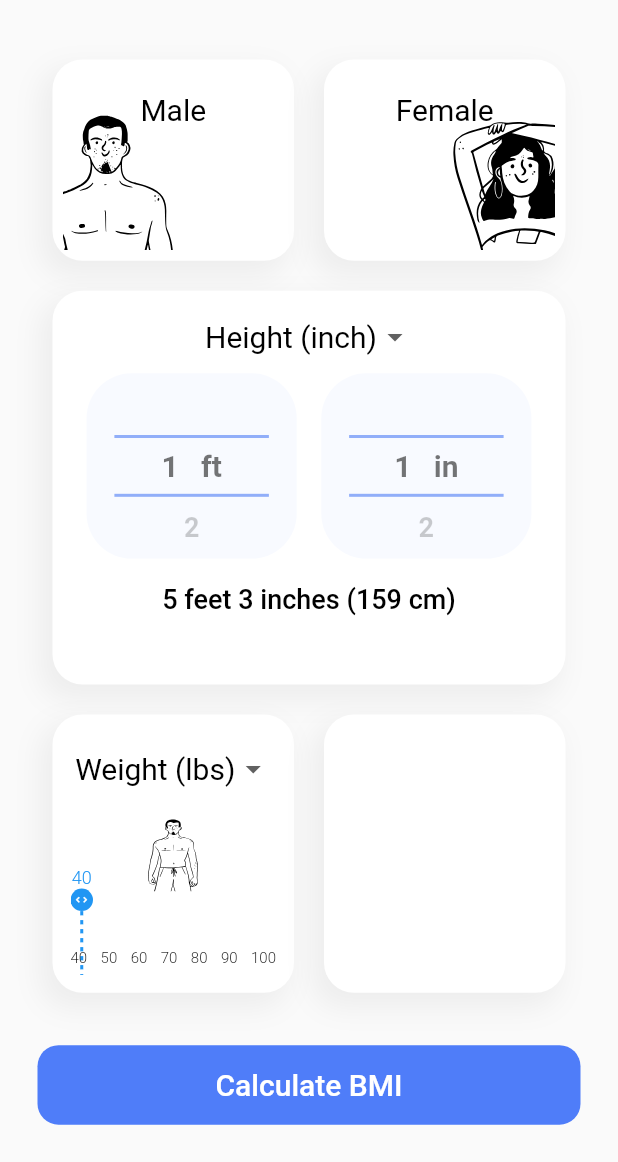
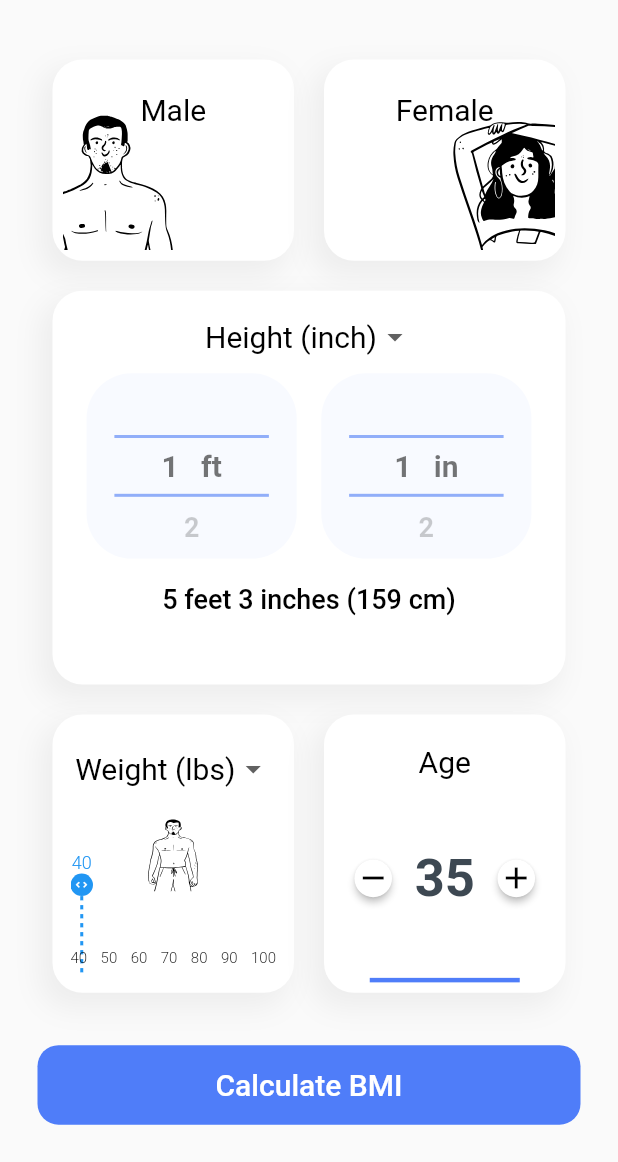
Before and after one commit to Eduar2TC/bmi-calculator, a Flutter app: the screen it shows after launch, on a phone screen of 412 x 824 dp, the part 74-1236 px from its top. Run offline on Flutter 3.47's test engine with Material 2 defaults, Android fonts, the phone set to English and light mode, and no system bars; drawn by our look-alikes of numberpicker; our stand-ins replace flutter_svg.

Commit message:
section age added

```diff
--- a/lib/main.dart
+++ b/lib/main.dart
@@ -37,6 +37,11 @@ class MyApp extends StatelessWidget {
             fontWeight: FontWeight.w500,
             color: fontColor,
           ),
+          bodyLarge: TextStyle(
+            fontSize: 35,
+            fontWeight: FontWeight.bold,
+            color: Colors.black,
+          ),
           bodyMedium: TextStyle(
             fontSize: 20,
             fontWeight: FontWeight.bold,
--- a/lib/pages/home/custom_widgets/age.dart
+++ b/lib/pages/home/custom_widgets/age.dart
@@ -0,0 +1,80 @@
+import 'package:bmi_calculator/pages/home/custom_widgets/rounded_button.dart';
+import 'package:flutter/material.dart';
+
+class Age extends StatefulWidget {
+  const Age({super.key});
+
+  @override
+  State<Age> createState() => _AgeState();
+}
+
+class _AgeState extends State<Age> {
+  int age = 35;
+  @override
+  Widget build(BuildContext context) {
+    return Column(
+      mainAxisAlignment: MainAxisAlignment.spaceAround,
+      children: [
+        const SizedBox(
+          height: 13,
+        ), //TODO: make dynamic responsive
+        Text(
+          'Age',
+          style: TextStyle(
+            fontSize: Theme.of(context).textTheme.bodyMedium!.fontSize,
+            color: Theme.of(context).textTheme.bodyMedium!.color,
+            fontWeight: FontWeight.normal,
+          ),
+        ),
+        Expanded(
+          child: Row(
+            mainAxisAlignment: MainAxisAlignment.spaceAround,
+            crossAxisAlignment: CrossAxisAlignment.center,
+            children: [
+              RoundedButton(
+                key: const Key('age_minus'),
+                iconData: Icons.remove,
+                onPress: () {
+                  setState(
+                    () {
+                      age--;
+                    },
+                  );
+                },
+              ),
+              Text(
+                age.toString(),
+                style: TextStyle(
+                  fontSize: Theme.of(context).textTheme.bodyLarge!.fontSize,
+                  color: const Color(0xFF3D4852),
+                ),
+              ),
+              RoundedButton(
+                key: const Key('age_plus'),
+                iconData: Icons.add,
+                onPress: () {
+                  setState(
+                    () {
+                      age++;
+                    },
+                  );
+                },
+              ),
+            ],
+          ),
+        ),
+        Container(
+          width: 100, //TODO: make dynamic responsive
+          decoration: const BoxDecoration(
+            border: Border(
+              bottom: BorderSide(
+                color: Color(0xFF4F7DF9),
+                width: 3,
+              ),
+            ),
+          ),
+        ),
+      ],
+    );
+  }
+}
--- /dev/null
+++ b/lib/pages/home/custom_widgets/rounded_button.dart
@@ -0,0 +1,41 @@
+import 'package:flutter/material.dart';
+
+class RoundedButton extends StatelessWidget {
+  const RoundedButton({super.key, this.iconData, this.onPress});
+  final IconData? iconData;
+  final Function()? onPress; //Function to be called when button is pressed
+  @override
+  Widget build(BuildContext context) {
+    //final keyValue = (key as ValueKey).value;
+    return TextButton(
+      onPressed: () {
+        onPress!();
+      },
+      style: const ButtonStyle(
+        minimumSize: MaterialStatePropertyAll(
+          Size(
+            25.0,
+            25.0,
+          ),
+        ),
+        iconColor: MaterialStatePropertyAll(
+          Colors.black,
+        ),
+        shape: MaterialStatePropertyAll(
+          CircleBorder(),
+        ),
+        alignment: Alignment.center,
+        padding: MaterialStatePropertyAll(EdgeInsets.zero),
+        backgroundColor: MaterialStatePropertyAll(
+          Colors.white,
+        ),
+        elevation: MaterialStatePropertyAll(
+          2.0,
+        ),
+      ),
+      child: Icon(
+        iconData,
+      ),
+    );
+  }
+}
--- a/lib/pages/home/custom_widgets/weight.dart
+++ b/lib/pages/home/custom_widgets/weight.dart
@@ -90,7 +90,7 @@ class _WeightPickerState extends State<WeightPicker> {
   //return actual width of slider to be able to slide
   double get drawingWidth {
     double totalWidth = widget.widgetWidth!;
-    return totalWidth;
+    return totalWidth - 15; //TODO: delete left and right margins
   }
 
   @override
@@ -163,7 +163,9 @@ class _WeightPickerState extends State<WeightPicker> {
       ),
     ).reversed.toList();
     return Padding(
-      padding: const EdgeInsets.only(bottom: 5.0),
+      padding: const EdgeInsets.only(
+        bottom: 5.0,
+      ),
       child: Align(
         alignment: Alignment.bottomCenter,
         child: IgnorePointer(
@@ -179,7 +181,7 @@ class _WeightPickerState extends State<WeightPicker> {
   Widget drawSlider() {
     print('sliderPosition: $sliderPosition');
     return Positioned(
-      top: 90,
+      top: 80,
       left: sliderPosition,
       child: WidthSlider(
         width: widget.width!,
@@ -195,7 +197,6 @@ class _WeightPickerState extends State<WeightPicker> {
         height: 50,
         child: SvgPicture.asset(
           'lib/assets/man012.svg',
-          height: null,
           width: personImageWidth,
           fit: BoxFit.fill,
         ),
@@ -237,6 +238,7 @@ class _DropDownButtonState extends State<DropDownButton> {
       elevation: 16,
       borderRadius: borderRadiusDropdown,
       underline: const SizedBox(),
+      isExpanded: false,
       onChanged: (String? value) {
         setState(() {
           dropdownValue = value!;
--- a/lib/pages/home/home.dart
+++ b/lib/pages/home/home.dart
@@ -1,4 +1,5 @@
 import 'package:bmi_calculator/custom_widgets/custom_app_bar.dart';
+import 'package:bmi_calculator/pages/home/custom_widgets/age.dart';
 import 'package:bmi_calculator/pages/home/custom_widgets/box.dart';
 import 'package:bmi_calculator/pages/home/custom_widgets/gender.dart';
 import 'package:bmi_calculator/pages/home/custom_widgets/height_card.dart';
@@ -93,7 +94,9 @@ class _HomePageState extends State<HomePage> {
                     ),
                   ),
                   Expanded(
-                    child: Box(),
+                    child: Box(
+                      internalWidget: Age(),
+                    ),
                   ),
                 ],
               ),
```
